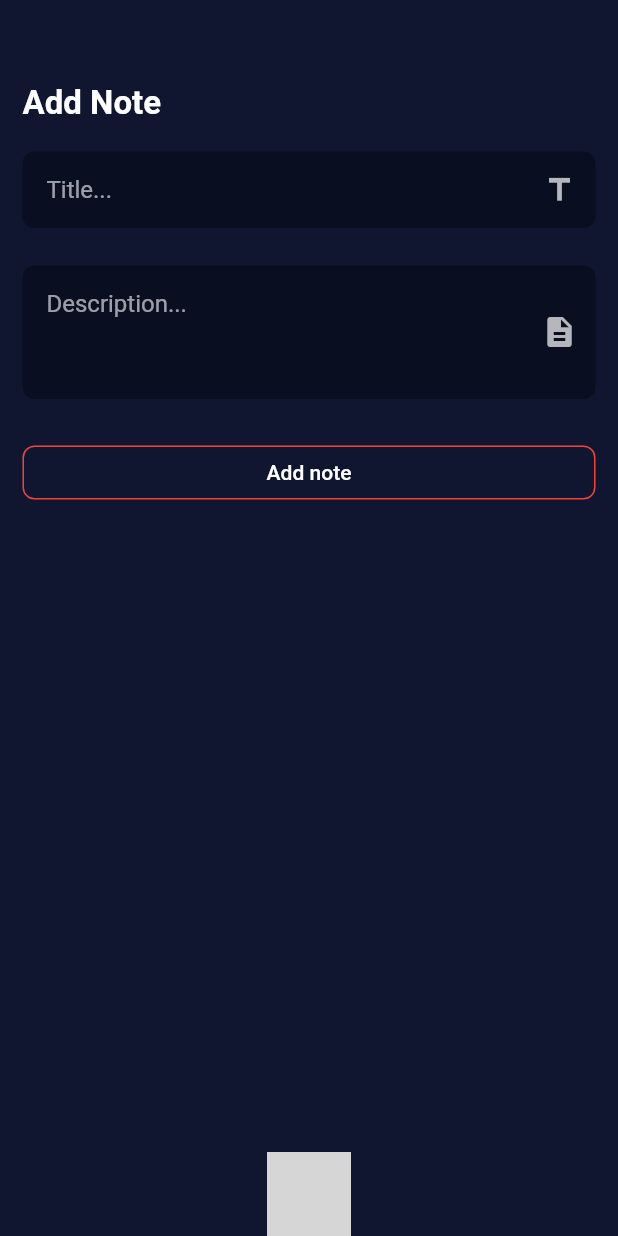
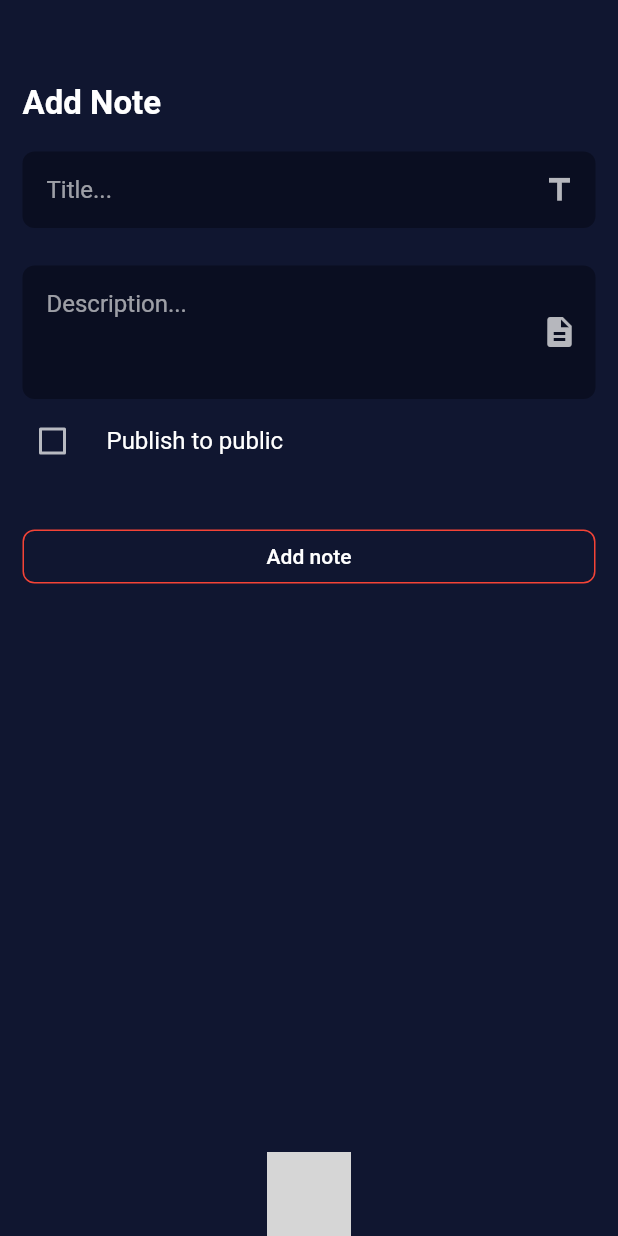
Before and after one commit to SirMajed/myNotes, a Flutter app: the screen it shows once a user with an empty profile is signed in, on a phone screen of 412 x 824 dp. Run offline on Flutter 3.47's test engine with Material 2 defaults, Android fonts, the phone set to English and light mode, and no system bars; our stand-ins replace avatar_glow, bot_toast, cached_network_image, cloud_firestore, firebase_auth, firebase_storage and 3 more; missing offline and left inert: molten_navigationbar_flutter; accounts and stored records are empty; grey boxes are pictures that could not be loaded.

Commit message:
Added 'Public Notes' feature This feature allows the user to publish his notes to the public and other users can see his notes

```diff
--- a/lib/Models/Account.dart
+++ b/lib/Models/Account.dart
@@ -8,7 +8,7 @@ abstract class Account {
     this._email = email;
     this._password = password;
     this._name = name;
-    this._imageUrl = 'https://firebasestorage.googleapis.com/v0/b/mynotes-4f9bd.appspot.com/o/download.png?alt=media&token=adcfd5e0-0c33-4bf8-9834-8afff36679a0';
+    this._imageUrl = imageUrl;
   }
   Future<void> login();
   Future<void> logout();
--- a/lib/Models/Note.dart
+++ b/lib/Models/Note.dart
@@ -33,6 +33,10 @@ class Note{
     DateTime formattedDate = DateTime.parse(getDate());
     return DateFormat('dd-MM-yyyy h:mm a').format(formattedDate);
   }
+  String getPostDate() {
+    DateTime formattedDate = DateTime.parse(getDate());
+    return DateFormat(DateFormat.YEAR_MONTH_DAY).format(formattedDate);
+  }
 
   String getTitle() => _title ?? '';
   String getDescription() => _description ?? '';
--- a/lib/Screens/AddNoteScreen/AddNoteScreen.dart
+++ b/lib/Screens/AddNoteScreen/AddNoteScreen.dart
@@ -23,6 +23,7 @@ class _AddNoteScreenState extends State<AddNoteScreen> {
   TextEditingController descriptionController = new TextEditingController();
   final _formKey = GlobalKey<FormState>();
   bool _autoValidate = false;
+  bool checkedValue = false;
   @override
   Widget build(BuildContext context) {
     final User user = Provider.of<User>(context, listen: false);
@@ -64,6 +65,20 @@ class _AddNoteScreenState extends State<AddNoteScreen> {
                   return Validations.isEmptyValidation(val);
                 },
               ),
+              CheckboxListTile(
+                contentPadding: EdgeInsets.zero,
+                title: Text("Publish to public"),
+                value: checkedValue,
+                onChanged: (newValue) {
+                  setState(() {
+                    checkedValue = newValue;
+                  });
+
+                },
+                activeColor: Colors.redAccent,
+                controlAffinity:
+                    ListTileControlAffinity.leading, //  <-- leading Checkbox
+              ),
               SizedBox(
                 height: 25,
               ),
@@ -72,6 +87,7 @@ class _AddNoteScreenState extends State<AddNoteScreen> {
                   : MyButton(
                       btnText: 'Add note',
                       function: () async {
+                        checkedValue ? print ('yes') : print('no');
                         if (_formKey.currentState.validate()) {
                           setState(() {
                             isLoading = true;
@@ -83,7 +99,7 @@ class _AddNoteScreenState extends State<AddNoteScreen> {
                               description: description,
                               userID: user.getID(),
                             );
-                            await user.addNote(note);
+                            await user.addNote(note,checkedValue);
                             clearField();
                             BotToast.showSimpleNotification(
                               title: 'Added',
@@ -97,7 +113,6 @@ class _AddNoteScreenState extends State<AddNoteScreen> {
                             print(e.toString());
                           }
                         }
-
                         setState(() {
                           isLoading = false;
                           _autoValidate = true;
--- a/lib/Widgets/MyScaffold.dart
+++ b/lib/Widgets/MyScaffold.dart
@@ -1,9 +1,18 @@
 import 'package:flutter/material.dart';
+import 'package:font_awesome_flutter/font_awesome_flutter.dart';
 
 class MyScaffold extends StatelessWidget {
   final String title;
   final Widget body;
-  MyScaffold({this.title, this.body});
+  final bool hasButton;
+  final Function globalNotes;
+  final Function currentUserNotes;
+  MyScaffold(
+      {this.title,
+      this.body,
+      this.hasButton = false,
+      this.globalNotes,
+      this.currentUserNotes});
   @override
   Widget build(BuildContext context) {
     return Scaffold(
@@ -14,6 +23,8 @@ class MyScaffold extends StatelessWidget {
       ),
       body: Column(
         children: [
+          Row(
+            children: [
               Container(
                 alignment: Alignment.topLeft,
                 padding: EdgeInsets.symmetric(horizontal: 15),
@@ -23,6 +34,25 @@ class MyScaffold extends StatelessWidget {
                   style: TextStyle(fontWeight: FontWeight.bold, fontSize: 22),
                 ),
               ),
+              Spacer(),
+              hasButton
+                  ? IconButton(
+                      icon: FaIcon(FontAwesomeIcons.globeAmericas),
+                      onPressed: () => globalNotes(),
+                      splashColor: Colors.redAccent.withOpacity(0.2),
+                      splashRadius: 20,
+                    )
+                  : SizedBox(),
+              hasButton
+                  ? IconButton(
+                      icon: FaIcon(FontAwesomeIcons.user),
+                      onPressed: () => currentUserNotes(),
+                      splashColor: Colors.redAccent.withOpacity(0.2),
+                      splashRadius: 20,
+                    )
+                  : SizedBox(),
+            ],
+          ),
           body,
         ],
       ),
--- a/lib/main.dart
+++ b/lib/main.dart
@@ -1,4 +1,5 @@
 import 'package:bot_toast/bot_toast.dart';
+import 'package:cloud_firestore/cloud_firestore.dart';
 import 'package:firebase_auth/firebase_auth.dart';
 import 'package:flutter/material.dart';
 import 'package:flutter_svg/flutter_svg.dart';
@@ -10,6 +11,9 @@ import 'package:provider/provider.dart';
 import 'Models/Note.dart';
 
 void main() async {
+
+
+  //
   WidgetsFlutterBinding.ensureInitialized();
   await precachePicture(
     ExactAssetPicture(
@@ -24,6 +28,7 @@ void main() async {
       navigatorObservers: [BotToastNavigatorObserver()],
       debugShowCheckedModeBanner: false,
       theme: ThemeData.dark().copyWith(
+
         primaryColor: Color(0xFF0A0E21),
         scaffoldBackgroundColor: Color(0xFF101630), //0A0E21
         highlightColor: Colors.transparent,
```
Also changed, not shown: lib/Models/User.dart (+6 -5 lines), lib/Screens/UserNotesScreen/GlobalNoteCard.dart (added, +111 -0 lines), lib/Screens/UserNotesScreen/UserNoteCard.dart (added, +88 -0 lines), lib/Screens/UserNotesScreen/UserNotesScreen.dart (+28 -84 lines), lib/Services/Database.dart (+17 -8 lines). Lines whose indentation alone changed are shown as unchanged.
